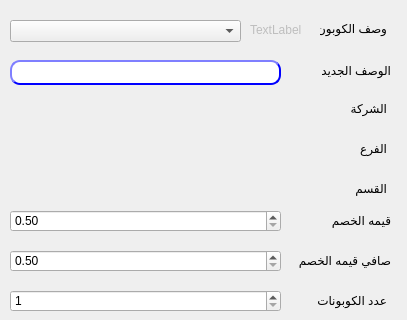
First picture: the form in presentation/voucher_ui/editVoucher.ui, repository shymaa123456/HyperPOS2020, before the edit; both pictures show x 0 to 407 and y 0 to 320 of the 407 by 517 pixel window.
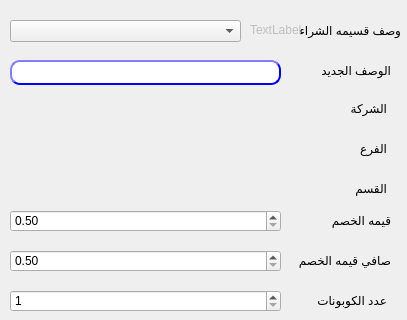
Second picture: the form after the edit.

```diff
--- a/presentation/voucher_ui/editVoucher.ui
+++ b/presentation/voucher_ui/editVoucher.ui
@@ -19,17 +19,17 @@
   <widget class="QLabel" name="desc">
    <property name="geometry">
     <rect>
-     <x>320</x>
+     <x>300</x>
      <y>20</y>
-     <width>67</width>
-     <height>17</height>
+     <width>101</width>
+     <height>20</height>
     </rect>
    </property>
    <property name="layoutDirection">
     <enum>Qt::RightToLeft</enum>
    </property>
    <property name="text">
-    <string>وصف الكوبون</string>
+    <string>وصف قسيمه الشراء</string>
    </property>
   </widget>
   <widget class="QLabel" name="label_2">
```
